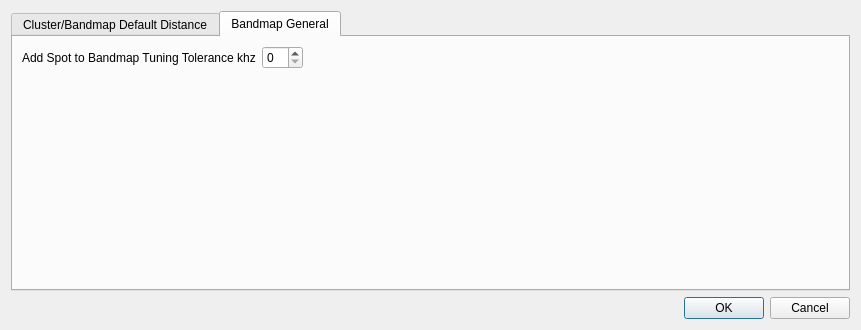
First picture: the form in mqt/MqtLogger/Clusterbandmapconfigure.ui, repository Rsclub22/Minos2-Mirror, before the edit.
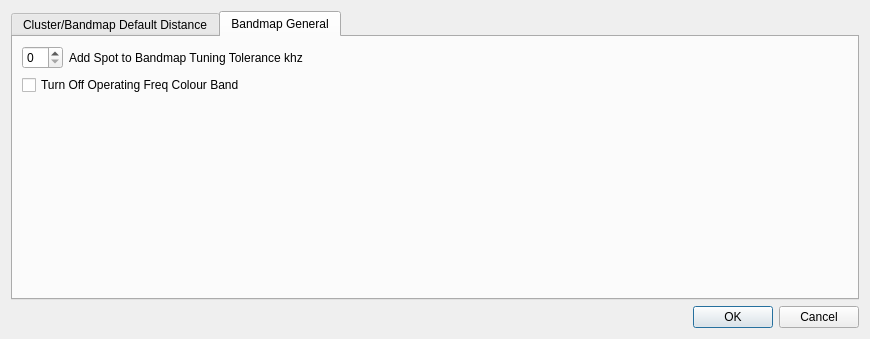
Second picture: the form after the edit. The open tabs and pages were chosen to show the change.

Commit message: add Menu Item to ClusterBandmapConfigure to turn off the operating freq band in bandmap

```diff
--- a/mqt/MqtLogger/Clusterbandmapconfigure.ui
+++ b/mqt/MqtLogger/Clusterbandmapconfigure.ui
@@ -6,8 +6,8 @@
    <rect>
     <x>0</x>
     <y>0</y>
-    <width>861</width>
-    <height>330</height>
+    <width>870</width>
+    <height>339</height>
    </rect>
   </property>
   <property name="windowTitle">
@@ -342,18 +342,18 @@
           <layout class="QHBoxLayout" name="horizontalLayout_3">
            <item>
             <layout class="QHBoxLayout" name="horizontalLayout_2">
-             <item>
-              <widget class="QLabel" name="label_4">
-               <property name="text">
-                <string>Add Spot to Bandmap Tuning Tolerance khz</string>
-               </property>
-              </widget>
-             </item>
              <item>
               <widget class="QSpinBox" name="addBandmapTuningTolSpinBox"/>
              </item>
             </layout>
            </item>
+           <item>
+            <widget class="QLabel" name="label_4">
+             <property name="text">
+              <string>Add Spot to Bandmap Tuning Tolerance khz</string>
+             </property>
+            </widget>
+           </item>
            <item>
             <spacer name="horizontalSpacer">
              <property name="orientation">
@@ -369,6 +369,13 @@
            </item>
           </layout>
          </item>
+         <item>
+          <widget class="QCheckBox" name="operatingFreqChkBox">
+           <property name="text">
+            <string>Turn Off Operating Freq Colour Band</string>
+           </property>
+          </widget>
+         </item>
          <item>
           <spacer name="verticalSpacer">
            <property name="orientation">
```
Left out of the diff: 2 changed lines with no effect on the pictures. The commit also changes 4 other files.
